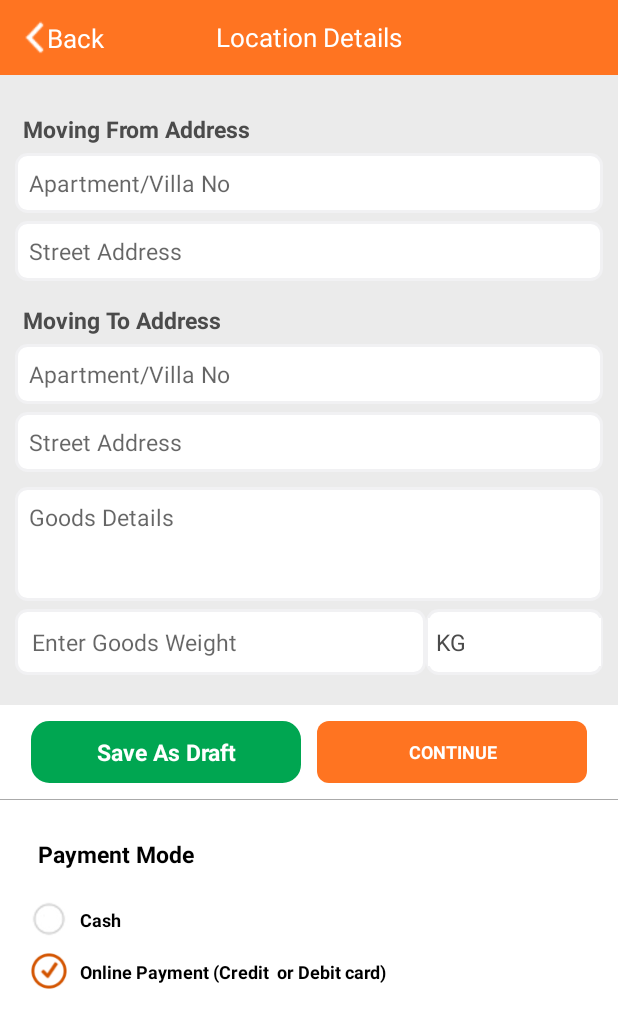
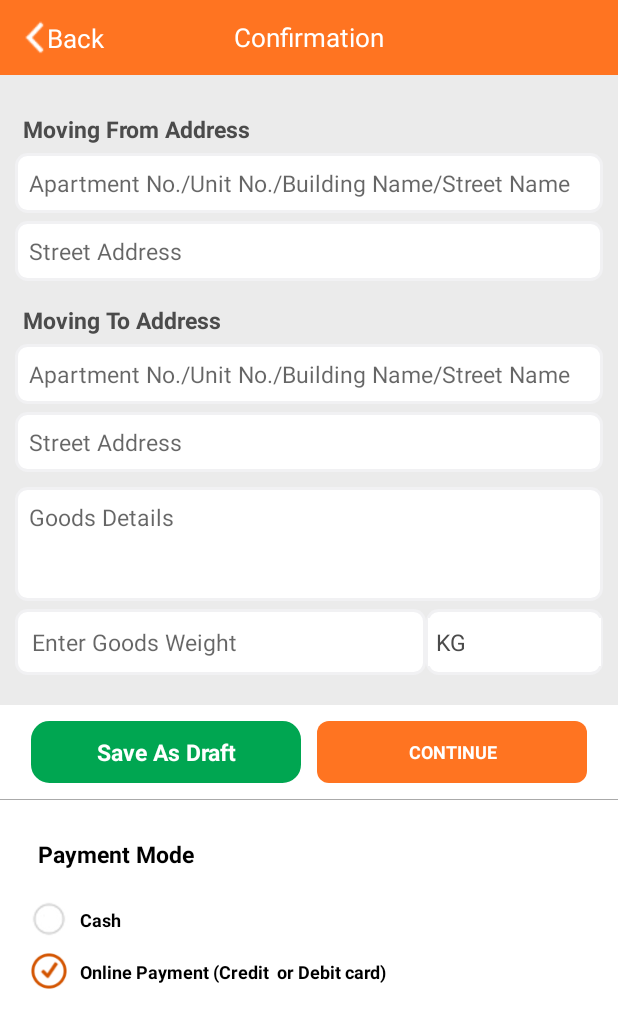
Before and after one commit to Heenali/AndroidApp_S, an Android app: the Activity_Goods_payment screen opened directly, with no data from a screen before it, on a phone screen of 412 x 824 dp. Shown: the top 1028 px of the screen. Run offline under Robolectric (Android 15) with nearby library versions, the phone set to English and light mode, and no system bars; libraries missing offline, so code that uses them is left out: com.payfort.fort, com.payfort.sdk; 1 statement that could not run was skipped.

Commit message:
Changes in  Activity Title Name

```diff
--- a/app/src/main/java/com/trukker/trukkershipperuae/activity/Activity_Goods_payment.java
+++ b/app/src/main/java/com/trukker/trukkershipperuae/activity/Activity_Goods_payment.java
@@ -668,7 +668,7 @@ public class Activity_Goods_payment extends AppCompatActivity
         goodsw_edittext=(EditText)findViewById(R.id.goodsw_edittext);
         goodswunit_edittext=(Spinner)findViewById(R.id.goodswunit_edittext);
 
-        title_page.setText("Location Details");
+       // title_page.setText("Location Details");
         goods_edittext=(EditText)findViewById(R.id.goodsdetails_edittext);
         billingname_edittext=(EditText)findViewById(R.id.billingname_edittext);
         vilano_edittext=(EditText)findViewById(R.id.vilano_edittext);
--- a/app/src/main/java/com/trukker/trukkershipperuae/activity/Activity_HireQuote.java
+++ b/app/src/main/java/com/trukker/trukkershipperuae/activity/Activity_HireQuote.java
@@ -78,6 +78,7 @@ public class Activity_HireQuote extends AppCompatActivity
     TextView nolabour_value,nohandyman_value,nopacking_value;
     TextView nooftruck_edittext,nolabour_edittext,nohandyman_edittext;
     Button submit;
+    TextView title_main;
     ToggleButton tc_condition;
     TextView tc_title;
     ToggleButton nopacking_sucess;
@@ -502,7 +503,8 @@ public class Activity_HireQuote extends AppCompatActivity
         noofdays_layout.setVisibility(View.VISIBLE);
         LinearLayout servicedis_layout=(LinearLayout)findViewById(R.id.servicedis_layout);
         servicedis_layout.setVisibility(View.GONE);
-
+        title_main=(TextView)findViewById(R.id.title_texth);
+        title_main.setText("Estimate");
         title_text_noofdays=(TextView)findViewById(R.id.title_text);
         title_text_noofdays.setText("No.of Days "+Constants.store_noofdays);
         hometype_layout=(LinearLayout)findViewById(R.id.hometype_layout);
--- a/app/src/main/java/com/trukker/trukkershipperuae/activity/Activity_MoveMyGoods.java
+++ b/app/src/main/java/com/trukker/trukkershipperuae/activity/Activity_MoveMyGoods.java
@@ -481,7 +481,7 @@ public class Activity_MoveMyGoods extends AppCompatActivity
         UF = new UserFunctions(Activity_MoveMyGoods.this);
         cd = new ConnectionDetector(Activity_MoveMyGoods.this);
         Activity_title = (TextView) findViewById(R.id.title);
-        Activity_title.setText("Move My Goods");
+        Activity_title.setText("Details");
         hometype_icon = (ImageView) findViewById(R.id.hometype_icon);
         hometype_icon.setBackgroundResource(R.drawable.trucktype);
         goodsdetail_layout = (RelativeLayout) findViewById(R.id.goodsdetail_layout);
--- a/app/src/main/java/com/trukker/trukkershipperuae/activity/Activity_MoveMyHome.java
+++ b/app/src/main/java/com/trukker/trukkershipperuae/activity/Activity_MoveMyHome.java
@@ -570,9 +570,11 @@ public class Activity_MoveMyHome extends AppCompatActivity
             //locationTv.setText("Latitude:" + latitude + ", Longitude:" + longitude);
 
 
-            arae_edittext.setOnTouchListener(new View.OnTouchListener() {
+            arae_edittext.setOnTouchListener(new View.OnTouchListener()
+            {
                 @Override
-                public boolean onTouch(View v, MotionEvent event) {
+                public boolean onTouch(View v, MotionEvent event)
+                {
                     arae_edittext.setCursorVisible(true);
                     return false;
 
--- a/app/src/main/res/layout/activity_getquote.xml
+++ b/app/src/main/res/layout/activity_getquote.xml
@@ -23,7 +23,7 @@
             android:layout_centerVertical="true"
             android:textSize="17dp"
             android:textColor="@color/white"
-            android:text="Order Type" />
+            android:text="Estimate" />
 
         <TextView
             android:layout_width="80dp"
@@ -87,7 +87,7 @@
             <TextView
                 android:layout_width="match_parent"
                 android:layout_height="wrap_content"
-                android:text="New Text"
+                android:text="0000"
                 android:paddingTop="68dp"
                 android:textSize="18dp"
                 android:gravity="center"
@@ -145,7 +145,7 @@
             <TextView
                 android:layout_width="match_parent"
                 android:layout_height="wrap_content"
-                android:text="New Text"
+                android:text="0000"
                 android:paddingTop="68dp"
                 android:gravity="center"
                 android:textSize="18dp"
--- a/app/src/main/res/layout/activity_getquote_standard.xml
+++ b/app/src/main/res/layout/activity_getquote_standard.xml
@@ -22,7 +22,7 @@
             android:layout_centerVertical="true"
             android:textSize="17dp"
             android:textColor="@color/white"
-            android:text="Quotation" />
+            android:text="Price" />
 
         <ImageView
 
--- a/app/src/main/res/layout/activity_goodscompleted.xml
+++ b/app/src/main/res/layout/activity_goodscompleted.xml
@@ -25,7 +25,7 @@
             android:layout_height="wrap_content"
             android:layout_centerHorizontal="true"
             android:layout_centerVertical="true"
-            android:text="Congratulations"
+            android:text="Your Order"
             android:textColor="@color/white"
             android:textSize="17dp" />
         <ImageView
--- a/app/src/main/res/layout/activity_goodsdetails.xml
+++ b/app/src/main/res/layout/activity_goodsdetails.xml
@@ -24,7 +24,7 @@
             android:layout_centerVertical="true"
             android:textSize="17dp"
             android:textColor="@color/white"
-            android:text="Move Goods" />
+            android:text="Location" />
 
         <ImageView
 
--- a/app/src/main/res/layout/activity_goodsquote.xml
+++ b/app/src/main/res/layout/activity_goodsquote.xml
@@ -22,7 +22,7 @@
             android:layout_centerVertical="true"
             android:textSize="17dp"
             android:textColor="@color/white"
-            android:text="Quotation" />
+            android:text="Estimate" />
 
         <ImageView
 
--- a/app/src/main/res/layout/activity_movemyhome_addons.xml
+++ b/app/src/main/res/layout/activity_movemyhome_addons.xml
@@ -22,7 +22,7 @@
             android:layout_centerVertical="true"
             android:textSize="17dp"
             android:textColor="@color/white"
-            android:text="Move My Home" />
+            android:text="Location" />
 
 
 
--- a/app/src/main/res/layout/activity_payment1.xml
+++ b/app/src/main/res/layout/activity_payment1.xml
@@ -22,7 +22,7 @@
             android:layout_centerVertical="true"
             android:textSize="17dp"
             android:textColor="@color/white"
-            android:text="Location Details" />
+            android:text="Confirmation" />
 
         <ImageView
 
@@ -256,7 +256,7 @@
                         android:textColor="@color/black"
                         android:background="@drawable/round_edittext"
                         android:textSize="15dp"
-                        android:hint="Apartment/Villa No"
+                        android:hint="Apartment No./Unit No./Building Name/Street Name"
                         android:gravity="start"
                         />
 
@@ -389,7 +389,7 @@
                         android:textColor="@color/black"
                         android:background="@drawable/round_edittext"
                         android:textSize="15dp"
-                        android:hint="Apartment/Villa No"
+                        android:hint="Apartment No./Unit No./Building Name/Street Name"
                         android:gravity="start"
                         />
 
--- a/app/src/main/res/layout/activity_payment_cash.xml
+++ b/app/src/main/res/layout/activity_payment_cash.xml
@@ -22,7 +22,7 @@
             android:layout_centerVertical="true"
             android:textSize="17dp"
             android:textColor="@color/white"
-            android:text="Move My Home" />
+            android:text="Other Services" />
 
     </RelativeLayout>
     <ScrollView
--- a/app/src/main/res/layout/movemyhome.xml
+++ b/app/src/main/res/layout/movemyhome.xml
@@ -22,7 +22,7 @@
             android:layout_height="wrap_content"
             android:layout_centerHorizontal="true"
             android:layout_centerVertical="true"
-            android:text="Move My Home"
+            android:text="Details"
             android:textColor="@color/white"
             android:textSize="17dp" />
 
--- a/app/src/main/res/layout/movemyhome_hire.xml
+++ b/app/src/main/res/layout/movemyhome_hire.xml
@@ -22,7 +22,7 @@
             android:layout_height="wrap_content"
             android:layout_centerHorizontal="true"
             android:layout_centerVertical="true"
-            android:text="Hire Truck"
+            android:text="Details"
             android:textColor="@color/white"
             android:textSize="17dp" />
 
```
